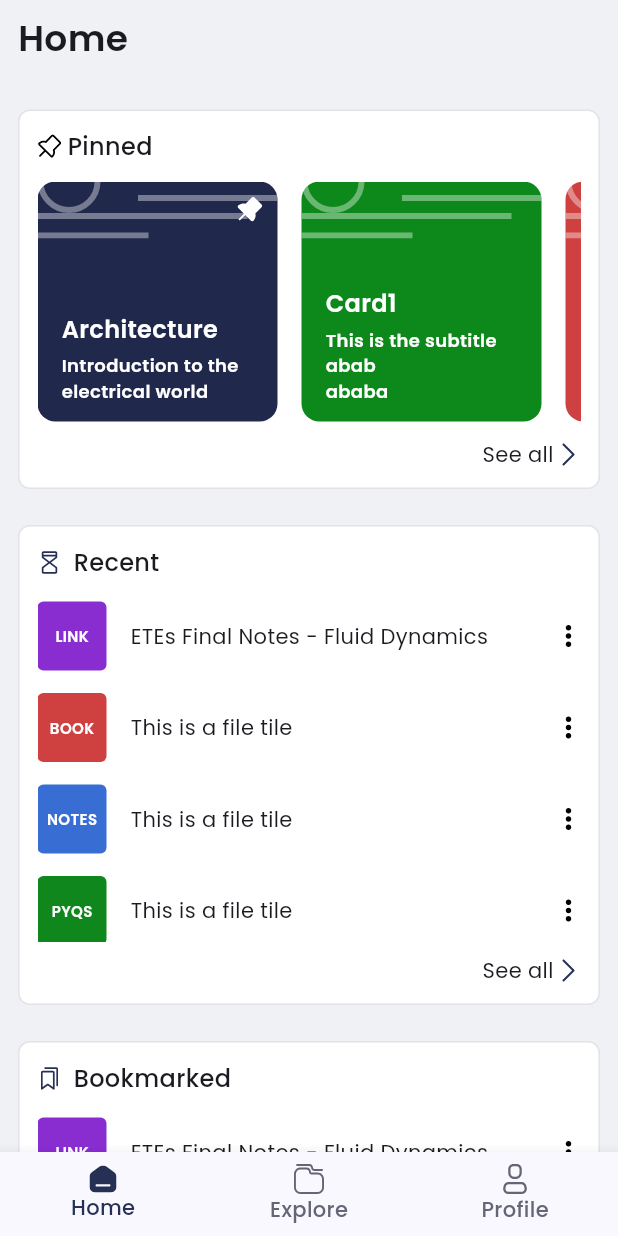
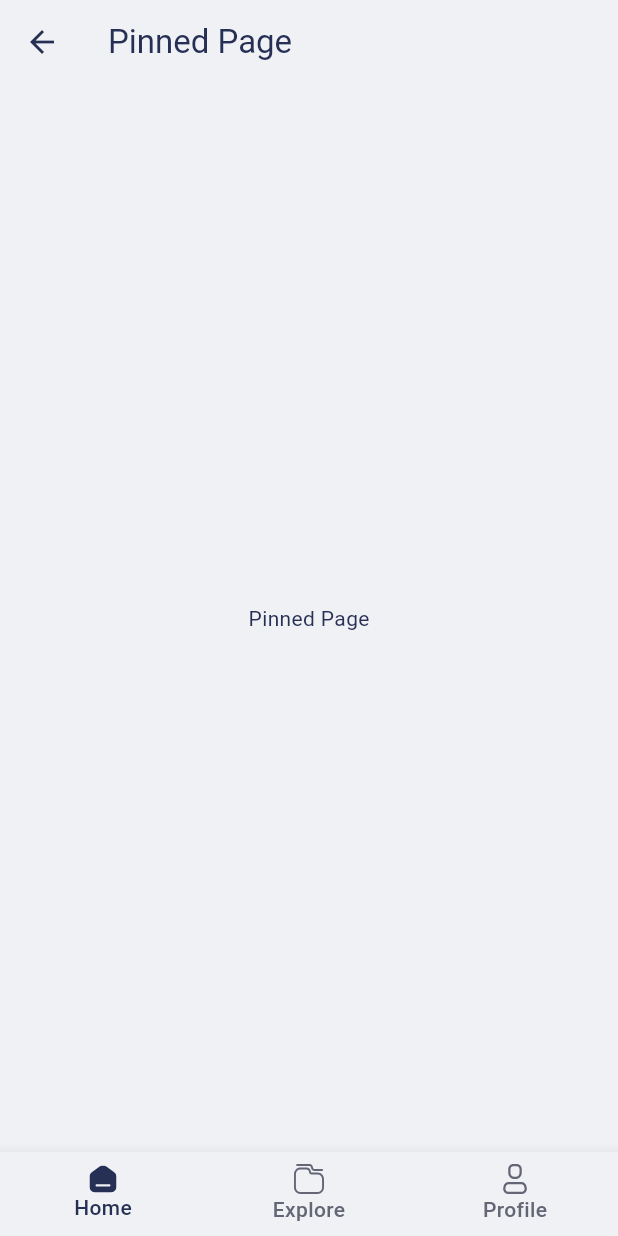
Before and after one commit to sdslabs/StudyPortal-Mobile-Frontend, a Flutter app: the screen it shows after launch, after a tap on "See all", on a phone screen of 412 x 824 dp. Run offline on Flutter 3.47's test engine with Material 3 defaults, Android fonts, the phone set to English and light mode, and no system bars; our stand-ins replace flutter_svg.

Commit message:
adds themedata, theme constants, fixes PascalCase and camelCase errors, fixes bottomnavbar using globalkey

```diff
--- a/lib/components/course_card.dart
+++ b/lib/components/course_card.dart
@@ -55,7 +55,6 @@ class CourseCard extends StatelessWidget {
             Container(
               padding: const EdgeInsets.only(left: 16),
               width: double.infinity,
-              // color: Colors.red,
               child: Column(
                 crossAxisAlignment: CrossAxisAlignment.start,
                 children: [
--- a/lib/components/file_tile.dart
+++ b/lib/components/file_tile.dart
@@ -10,19 +10,19 @@ class FileTile extends StatelessWidget {
 
   @override
   Widget build(BuildContext context) {
-    return Container(
+    return SizedBox(
       width: 336,
       height: 48,
       child: Row(
         // mainAxisAlignment: MainAxisAlignment.spaceBetween,
         children: [
           FileIcons(fileType: fileType),
-          SizedBox(
+          const SizedBox(
             width: 16,
           ),
           Text(
             title,
-            style: TextStyle(fontWeight: FontWeight.w400, fontSize: 14),
+            style: const TextStyle(fontWeight: FontWeight.w400, fontSize: 14),
           ),
           const Spacer(),
           const MoreVerticalDots(),
--- a/lib/components/sp_bottom_navbar.dart
+++ b/lib/components/sp_bottom_navbar.dart
@@ -1,5 +1,6 @@
 import 'package:flutter/material.dart';
 import 'package:flutter_svg/svg.dart';
+import 'package:studyportal/tools/constants.dart';
 
 class SPBottomNavBar extends StatefulWidget {
   final Function(int) onTap;
@@ -19,12 +20,12 @@ class _SPBottomNavBarState extends State<SPBottomNavBar> {
         fontWeight: FontWeight.w500,
         fontSize: 14,
       ),
-      selectedItemColor: const Color(0xFF263054),
+      selectedItemColor: Theme.of(context).colorScheme.secondary,
       unselectedLabelStyle: const TextStyle(
         fontWeight: FontWeight.w500,
         fontSize: 14,
       ),
-      unselectedItemColor: const Color(0xFF646675),
+      unselectedItemColor: const Color(spBottomNavBarUnselectedItemLabel),
       selectedFontSize: 12,
       items: [
         BottomNavigationBarItem(
--- a/lib/main.dart
+++ b/lib/main.dart
@@ -3,6 +3,7 @@ import 'package:studyportal/components/sp_bottom_navbar.dart';
 import 'package:studyportal/pages/explore_page/explore_page.dart';
 import 'package:studyportal/pages/home_page/home_page.dart';
 import 'package:studyportal/pages/profile_page/profile_page.dart';
+import 'package:studyportal/tools/theme_data.dart';
 
 void main() {
   runApp(const StudyPortal());
@@ -22,6 +23,11 @@ class _StudyPortalState extends State<StudyPortal> {
     const ExplorePage(),
     const ProfilePage(),
   ];
+  Map<int, GlobalKey<NavigatorState>> navigatorKeys = {
+    0: GlobalKey<NavigatorState>(),
+    1: GlobalKey<NavigatorState>(),
+    2: GlobalKey<NavigatorState>(),
+  };
 
   void _onTap(int value) {
     setState(() {
@@ -32,17 +38,33 @@ class _StudyPortalState extends State<StudyPortal> {
   @override
   Widget build(BuildContext context) {
     return MaterialApp(
-      theme: ThemeData(
-          textTheme: const TextTheme(titleLarge: TextStyle()),
-          fontFamily: "Poppins",
-          colorScheme: ColorScheme.fromSeed(seedColor: const Color(0xFF263054)),
-          scaffoldBackgroundColor: Color(0xFFF0F1F5)),
+      // theme: ThemeData(
+      //     textTheme: const TextTheme(titleLarge: TextStyle()),
+      //     fontFamily: "Poppins",
+      //     colorScheme: ColorScheme.fromSeed(seedColor: const Color(0xFF263054)),
+      //     scaffoldBackgroundColor: const Color(0xFFF0F1F5)),
+
+      theme: GlobalThemeData.lightThemeData,
       debugShowCheckedModeBanner: false,
       home: Scaffold(
-        body: _pages[_currentIndex],
+        // body: IndexedStack(
+        //   index: _currentIndex,
+        //   children: _pages,
+        // ),
+        body: buildNavigator(),
         bottomNavigationBar:
             SPBottomNavBar(currentIndex: _currentIndex, onTap: _onTap),
       ),
     );
   }
+
+  Navigator buildNavigator() {
+    return Navigator(
+      key: navigatorKeys[_currentIndex],
+      onGenerateRoute: (RouteSettings settings) {
+        return MaterialPageRoute<Widget>(
+            builder: (BuildContext _) => _pages.elementAt(_currentIndex));
+      },
+    );
+  }
 }
--- a/lib/pages/home_page/components/bookmarked_section.dart
+++ b/lib/pages/home_page/components/bookmarked_section.dart
@@ -17,11 +17,11 @@ class BookmarkedSection extends StatelessWidget {
   Widget build(BuildContext context) {
     return Container(
       height: 320,
-      padding: EdgeInsets.all(12),
+      padding: const EdgeInsets.all(12),
       width: size.width,
       decoration: BoxDecoration(
         color: Colors.white,
-        border: Border.all(color: Color(0xFFE3E2E8)),
+        border: Border.all(color: const Color(0xFFE3E2E8)),
         borderRadius: BorderRadius.circular(8),
       ),
       child: Column(
@@ -29,7 +29,7 @@ class BookmarkedSection extends StatelessWidget {
           Row(
             children: [
               Container(
-                padding: EdgeInsets.only(
+                padding: const EdgeInsets.only(
                   right: 8,
                   top: 4,
                   bottom: 4,
@@ -40,41 +40,41 @@ class BookmarkedSection extends StatelessWidget {
                   width: 16,
                 ),
               ),
-              Text(
+              const Text(
                 "Bookmarked",
                 style: TextStyle(fontSize: 16, fontWeight: FontWeight.w500),
               )
             ],
           ),
-          SizedBox(
+          const SizedBox(
             height: 13,
           ),
-          Container(
+          SizedBox(
             height: 228,
             child: ListView.separated(
-              physics: NeverScrollableScrollPhysics(),
+              physics: const NeverScrollableScrollPhysics(),
               scrollDirection: Axis.vertical,
               itemCount: 4,
               itemBuilder: (BuildContext context, int index) {
                 return bookmarkedTiles[index];
               },
               separatorBuilder: (context, index) {
-                return SizedBox(
+                return const SizedBox(
                   height: 13,
                 );
               },
             ),
           ),
-          SizedBox(
+          const SizedBox(
             height: 9,
           ),
           Row(
             children: [
-              Spacer(),
+              const Spacer(),
               MoreInfoButton(
                   onTap: () {
                     Navigator.of(context).push(MaterialPageRoute(
-                        builder: (context) => SeeAllBookmarkedPage()));
+                        builder: (context) => const SeeAllBookmarkedPage()));
                   },
                   info: "See all",
                   icon: SvgPicture.asset(
--- a/lib/pages/home_page/components/more_info_button.dart
+++ b/lib/pages/home_page/components/more_info_button.dart
@@ -20,7 +20,7 @@ class MoreInfoButton extends StatelessWidget {
           const SizedBox(
             width: 2,
           ),
-          Container(
+          SizedBox(
             height: 16,
             width: 16,
             child: icon,
--- a/lib/pages/home_page/components/pinned_section.dart
+++ b/lib/pages/home_page/components/pinned_section.dart
@@ -6,11 +6,13 @@ class PinnedSection extends StatelessWidget {
   const PinnedSection({
     super.key,
     required this.size,
-    required this.CourseCards,
+    required this.courseCards,
+    required this.onTap,
   });
 
   final Size size;
-  final List<Widget> CourseCards;
+  final List<Widget> courseCards;
+  final Function() onTap;
 
   @override
   Widget build(BuildContext context) {
@@ -27,7 +29,8 @@ class PinnedSection extends StatelessWidget {
             children: [
               SvgPicture.asset(
                 "lib/assets/svgs/pin_inactive.svg",
-                colorFilter: ColorFilter.mode(Colors.black, BlendMode.srcIn),
+                colorFilter:
+                    const ColorFilter.mode(Colors.black, BlendMode.srcIn),
                 height: 16,
                 width: 16,
               ),
@@ -43,34 +46,32 @@ class PinnedSection extends StatelessWidget {
           const SizedBox(
             height: 12,
           ),
-          Container(
+          SizedBox(
             height: 160,
             width: size.width,
             child: ListView.separated(
-              physics: NeverScrollableScrollPhysics(),
+              physics: const NeverScrollableScrollPhysics(),
               scrollDirection: Axis.horizontal,
-              itemCount: CourseCards.length,
+              itemCount: courseCards.length,
               itemBuilder: (BuildContext context, int index) {
-                return CourseCards[index];
+                return courseCards[index];
               },
               separatorBuilder: (context, index) {
-                return SizedBox(
+                return const SizedBox(
                   width: 16,
                 );
               },
             ),
           ),
-          SizedBox(
+          const SizedBox(
             height: 12,
           ),
           Row(
             children: [
-              Spacer(),
+              const Spacer(),
               Container(
                 child: MoreInfoButton(
-                  onTap: () {
-                    print("See all triggered by pinned section");
-                  },
+                  onTap: onTap,
                   icon: SvgPicture.asset(
                       height: 11, width: 6, "lib/assets/svgs/right_caret.svg"),
                   info: "See all",
--- a/lib/pages/home_page/components/recent_section.dart
+++ b/lib/pages/home_page/components/recent_section.dart
@@ -16,11 +16,11 @@ class RecentSection extends StatelessWidget {
   Widget build(BuildContext context) {
     return Container(
       height: 320,
-      padding: EdgeInsets.all(12),
+      padding: const EdgeInsets.all(12),
       width: size.width,
       decoration: BoxDecoration(
         color: Colors.white,
-        border: Border.all(color: Color(0xFFE3E2E8)),
+        border: Border.all(color: const Color(0xFFE3E2E8)),
         borderRadius: BorderRadius.circular(8),
       ),
       child: Column(
@@ -28,7 +28,7 @@ class RecentSection extends StatelessWidget {
           Row(
             children: [
               Container(
-                padding: EdgeInsets.only(
+                padding: const EdgeInsets.only(
                   right: 8,
                   top: 4,
                   bottom: 4,
@@ -39,37 +39,37 @@ class RecentSection extends StatelessWidget {
                   width: 16,
                 ),
               ),
-              Text(
+              const Text(
                 "Recent",
                 style: TextStyle(fontSize: 16, fontWeight: FontWeight.w500),
               )
             ],
           ),
-          SizedBox(
+          const SizedBox(
             height: 13,
           ),
-          Container(
+          SizedBox(
             height: 228,
             child: ListView.separated(
-              physics: NeverScrollableScrollPhysics(),
+              physics: const NeverScrollableScrollPhysics(),
               scrollDirection: Axis.vertical,
               itemCount: 4,
               itemBuilder: (BuildContext context, int index) {
                 return RecentTiles[index];
               },
               separatorBuilder: (context, index) {
-                return SizedBox(
+                return const SizedBox(
                   height: 13,
                 );
               },
             ),
           ),
-          SizedBox(
+          const SizedBox(
             height: 9,
           ),
           Row(
             children: [
-              Spacer(),
+              const Spacer(),
               MoreInfoButton(
                   onTap: () {
                     print("See all triggered by recent section");
--- a/lib/pages/home_page/home_page.dart
+++ b/lib/pages/home_page/home_page.dart
@@ -4,6 +4,7 @@ import 'package:studyportal/components/file_tile.dart';
 import 'package:studyportal/pages/home_page/components/bookmarked_section.dart';
 import 'package:studyportal/pages/home_page/components/pinned_section.dart';
 import 'package:studyportal/pages/home_page/components/recent_section.dart';
+import 'package:studyportal/pages/home_page/pinned_page.dart';
 import 'package:studyportal/tools/file_type_enum.dart';
 
 import 'package:studyportal/tools/pin_enum.dart';
@@ -14,7 +15,8 @@ class HomePage extends StatelessWidget {
   @override
   Widget build(BuildContext context) {
     var size = MediaQuery.of(context).size;
-    const List<Widget> CourseCards = [
+    //dummy list of coursecards
+    const List<Widget> courseCards = [
       CourseCard(
         title: "Architecture",
         subtitle: "Introduction to the electrical world",
@@ -41,7 +43,7 @@ class HomePage extends StatelessWidget {
       ),
     ];
 
-    const List<Widget> RecentTiles = [
+    const List<Widget> recentTiles = [
       FileTile(
         fileType: FileType.link,
         title: "ETEs Final Notes - Fluid Dynamics",
@@ -60,7 +62,7 @@ class HomePage extends StatelessWidget {
       )
     ];
 
-    const List<Widget> BookmarkedTiles = [
+    const List<Widget> bookMarkedTiles = [
       FileTile(
         fileType: FileType.link,
         title: "ETEs Final Notes - Fluid Dynamics",
@@ -105,17 +107,19 @@ class HomePage extends StatelessWidget {
                   ),
                 ),
                 PinnedSection(
+                    onTap: () => Navigator.of(context).push(MaterialPageRoute(
+                        builder: (context) => const PinnedPage())),
                     size: size,
-                    CourseCards:
-                        CourseCards), //Pinned cards section, goto definition for more info
-                SizedBox(
+                    courseCards:
+                        courseCards), //Pinned cards section, goto definition for more info
+                const SizedBox(
                   height: 24,
                 ),
-                RecentSection(size: size, RecentTiles: RecentTiles),
-                SizedBox(
+                RecentSection(size: size, RecentTiles: recentTiles),
+                const SizedBox(
                   height: 24,
                 ),
-                BookmarkedSection(size: size, bookmarkedTiles: BookmarkedTiles),
+                BookmarkedSection(size: size, bookmarkedTiles: bookMarkedTiles),
                 //This is the recents section, goto definition for more info
               ],
             ),
--- /dev/null
+++ b/lib/pages/home_page/pinned_page.dart
@@ -0,0 +1,17 @@
+import 'package:flutter/material.dart';
+
+class PinnedPage extends StatelessWidget {
+  const PinnedPage({super.key});
+
+  @override
+  Widget build(BuildContext context) {
+    return Scaffold(
+      appBar: AppBar(
+        title: const Text("Pinned Page"),
+      ),
+      body: SafeArea(
+        child: Center(child: Text("Pinned Page")),
+      ),
+    );
+  }
+}
--- a/lib/pages/see_all_bookmarked_page/see_all_bookmarked_page.dart
+++ b/lib/pages/see_all_bookmarked_page/see_all_bookmarked_page.dart
@@ -5,8 +5,9 @@ class SeeAllBookmarkedPage extends StatelessWidget {
 
   @override
   Widget build(BuildContext context) {
-    return const Scaffold(
-      body: Center(
+    return Scaffold(
+      appBar: AppBar(),
+      body: const Center(
         child: Text("See All Bookmarked Page"),
       ),
     );
--- /dev/null
+++ b/lib/tools/constants.dart
@@ -0,0 +1,3 @@
+const spRoyalBlue = 0xFF263054;
+const spOffWhite = 0xFFF0F1F5;
+const spBottomNavBarUnselectedItemLabel = 0xFF646675;
--- /dev/null
+++ b/lib/tools/theme_data.dart
@@ -0,0 +1,29 @@
+import 'package:flutter/material.dart';
+import 'package:studyportal/tools/constants.dart';
+
+class GlobalThemeData {
+  static ThemeData themeData(ColorScheme colorScheme, Color focusColor) {
+    return ThemeData(
+        colorScheme: colorScheme, focusColor: focusColor, useMaterial3: true);
+  }
+
+  static final Color _lightFocusColor = Colors.white.withOpacity(0.12);
+  // static final Color _darkFocusColor = Colors.black.withOpacity(0.12);
+  static ThemeData lightThemeData =
+      themeData(_lightColorScheme, _lightFocusColor);
+  // static ThemeData _darkThemeData =
+  //     themeData(_darkColorScheme, _darkFocusColor);
+
+  static const ColorScheme _lightColorScheme = ColorScheme(
+    primary: Colors.white,
+    onPrimary: Color(spRoyalBlue),
+    secondary: Color(spRoyalBlue),
+    onSecondary: Colors.white,
+    error: Colors.red,
+    onError: Colors.white,
+    brightness: Brightness.light,
+    surface: Color(spOffWhite),
+    onSurface: Color(spRoyalBlue),
+  );
+  // static const ColorScheme _darkColorScheme = ColorScheme();
+}
```
Also changed, not shown: lib/components/unpinned_card.dart (line endings or trailing spaces).
